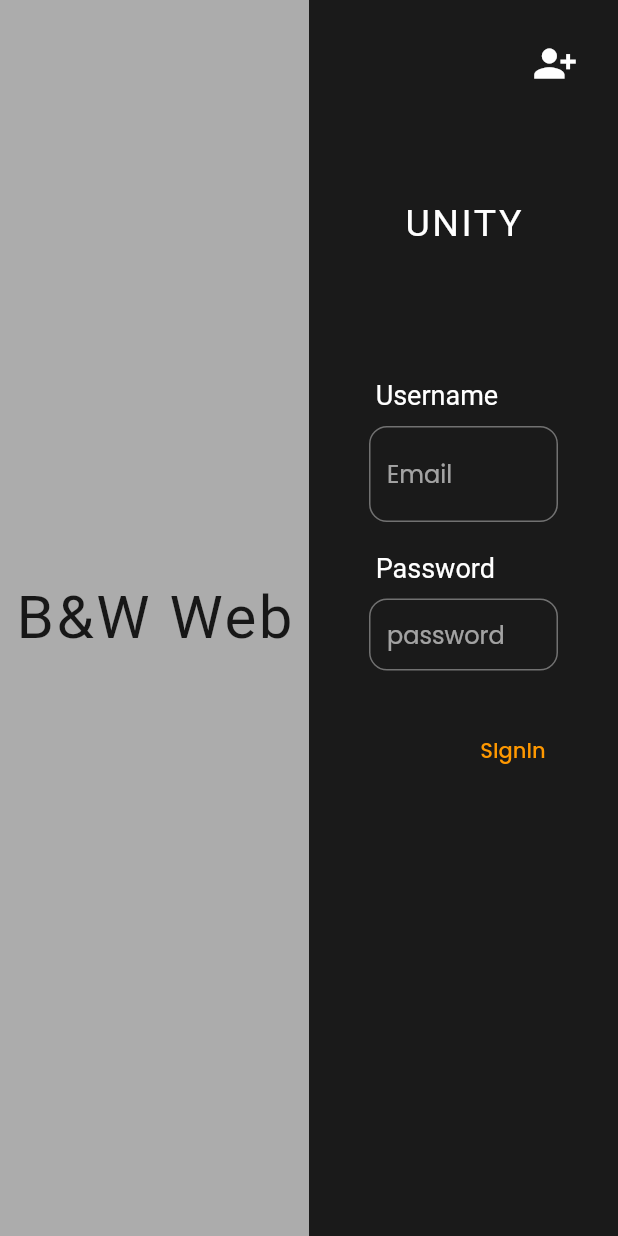
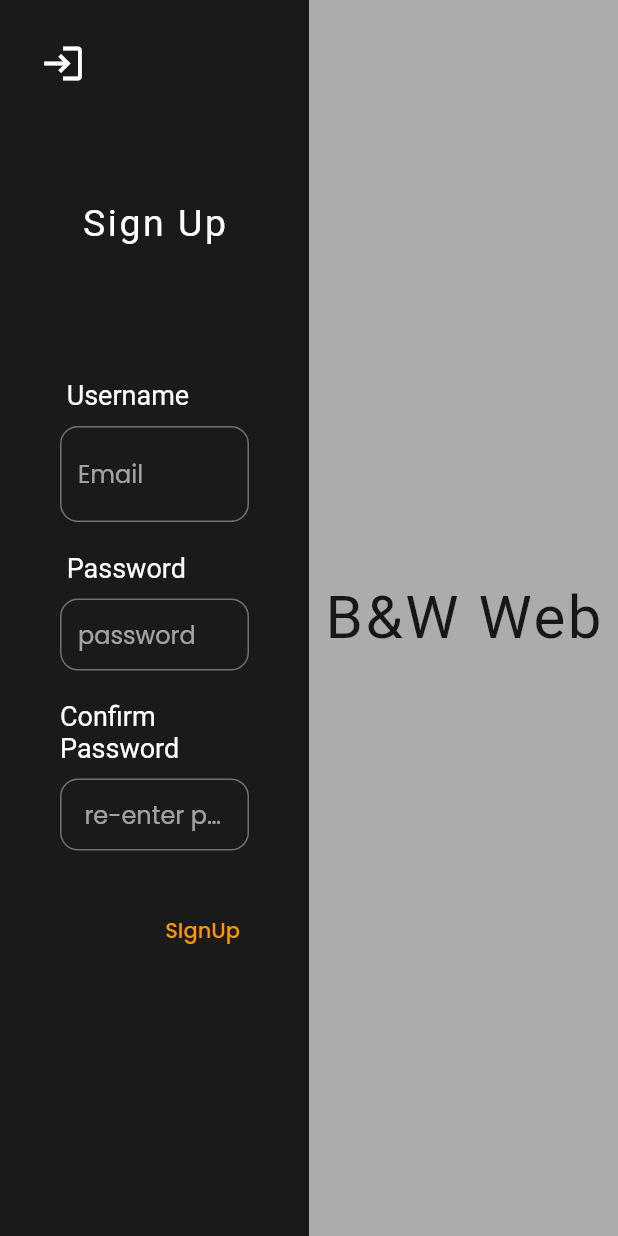
Before and after one commit to ParthBadkul/flutterWebsite, a Flutter app: the screen it shows after launch, after a tap on the "person add alt 1" icon, on a phone screen of 412 x 824 dp. Run offline on Flutter 3.47's test engine with Material 2 defaults, Android fonts, the phone set to English and light mode, and no system bars; drawn by our look-alikes of flutter_animate; our stand-ins replace firebase_auth, firebase_core, google_fonts; accounts and stored records are empty; Roboto replaces fonts that are missing (Battambang, Buenard).

Commit message:
added Signup option

```diff
--- a/lib/main.dart
+++ b/lib/main.dart
@@ -4,7 +4,7 @@ import 'package:firebase_auth/firebase_auth.dart';
 import 'package:webapp/firebase_options.dart';
 // import 'package:webapp/screens/Homepage.dart';
 import 'package:google_fonts/google_fonts.dart';
-import 'package:webapp/screens/Homepage.dart';
+import 'package:webapp/pages/Homepage.dart';
 import 'package:webapp/screens/auth_page.dart';
 
 Future<void> main() async {
--- a/lib/screens/Homepage.dart
+++ b/lib/pages/Homepage.dart
@@ -2,10 +2,12 @@ import 'dart:math';
 
 import 'package:firebase_auth/firebase_auth.dart';
 import 'package:flutter/material.dart';
+import 'package:flutter_animate/flutter_animate.dart';
 import 'package:google_fonts/google_fonts.dart';
 
 class HomePage extends StatefulWidget {
-  HomePage({super.key});
+  HomePage({super.key, required this.pa});
+  final Function()? pa;
 
   @override
   State<HomePage> createState() => _HomePageState();
@@ -74,7 +76,7 @@ class _HomePageState extends State<HomePage> {
                           Padding(
                             padding: EdgeInsets.all(18),
                             child: IconButton(
-                              onPressed: () {},
+                              onPressed: widget.pa,
                               icon: Icon(
                                 Icons.person_add_alt_1,
                                 size: 30,
@@ -177,6 +179,6 @@ class _HomePageState extends State<HomePage> {
           ]))
         ],
       ),
-    );
+    ).animate().blurXY(begin: 100, end: 0, delay: Duration(milliseconds: 100));
   }
 }
--- /dev/null
+++ b/lib/pages/register_page.dart
@@ -0,0 +1,216 @@
+import 'package:firebase_auth/firebase_auth.dart';
+import 'package:flutter/material.dart';
+import 'package:flutter_animate/flutter_animate.dart';
+import 'package:google_fonts/google_fonts.dart';
+
+class RegisterPage extends StatefulWidget {
+  const RegisterPage({super.key, required this.pa});
+  final Function()? pa;
+
+  @override
+  State<RegisterPage> createState() => _RegisterPageState();
+}
+
+class _RegisterPageState extends State<RegisterPage> {
+  var emailCOntroller = TextEditingController();
+  var passwordCOntroller = TextEditingController();
+  var re_passController = TextEditingController();
+  void wrong(String p) {
+    showDialog(
+      context: context,
+      builder: (context) {
+        return AlertDialog(
+          title: Text(p),
+        );
+      },
+    );
+  }
+
+  void signUp() {
+    if (passwordCOntroller.text == re_passController.text) {
+      try {
+        FirebaseAuth.instance.createUserWithEmailAndPassword(
+            email: emailCOntroller.text, password: passwordCOntroller.text);
+      } on FirebaseAuthException catch (e) {
+        String p = e.code;
+        return wrong(p);
+      }
+    } else {
+      String p = 'Passwords Doesnt Match';
+      return wrong(p);
+    }
+  }
+
+  @override
+  @override
+  Widget build(BuildContext context) {
+    return Scaffold(
+      body: CustomScrollView(
+        slivers: [
+          SliverList(
+            delegate: SliverChildListDelegate(
+              [
+                Row(
+                  children: [
+                    Container(
+                      width: MediaQuery.of(context).size.width / 2,
+                      height: MediaQuery.of(context).size.height,
+                      color: Colors.black45,
+                      child: Column(
+                        crossAxisAlignment: CrossAxisAlignment.start,
+                        children: [
+                          Row(
+                            mainAxisAlignment: MainAxisAlignment.start,
+                            children: [
+                              Padding(
+                                padding: EdgeInsets.all(18),
+                                child: IconButton(
+                                  onPressed: widget.pa,
+                                  icon: Icon(
+                                    Icons.login,
+                                    size: 30,
+                                  ),
+                                ),
+                              ),
+                            ],
+                          ),
+                          SizedBox(
+                            height: 50,
+                          ),
+                          Center(
+                            child: Text(
+                              'Sign Up',
+                              style: GoogleFonts.battambang(
+                                  color: Colors.white,
+                                  fontSize: 25,
+                                  letterSpacing: 1.7),
+                            ),
+                          ),
+                          SizedBox(
+                            height: 90,
+                          ),
+                          Padding(
+                            padding: EdgeInsets.symmetric(horizontal: 40),
+                            child: Column(
+                              crossAxisAlignment: CrossAxisAlignment.start,
+                              children: [
+                                Text(
+                                  ' Username',
+                                  style: GoogleFonts.anekKannada(
+                                    color: Colors.white,
+                                    fontSize: 18,
+                                  ),
+                                ),
+                                const SizedBox(
+                                  height: 10,
+                                ),
+                                TextField(
+                                  controller: emailCOntroller,
+                                  style: const TextStyle(
+                                    color: Colors.white,
+                                  ),
+                                  decoration: InputDecoration(
+                                    border: OutlineInputBorder(
+                                        borderRadius: BorderRadius.circular(12),
+                                        gapPadding: 12),
+                                    hintText: "Email",
+                                  ),
+                                ),
+                                SizedBox(
+                                  height: 20,
+                                ),
+                                Text(
+                                  ' Password',
+                                  style: GoogleFonts.anekKannada(
+                                    color: Colors.white,
+                                    fontSize: 18,
+                                  ),
+                                ),
+                                const SizedBox(
+                                  height: 10,
+                                ),
+                                TextField(
+                                  controller: passwordCOntroller,
+                                  style: const TextStyle(
+                                    color: Colors.white,
+                                  ),
+                                  obscureText: true,
+                                  decoration: InputDecoration(
+                                      border: OutlineInputBorder(
+                                          borderRadius:
+                                              BorderRadius.circular(12),
+                                          gapPadding: 0),
+                                      hintText: "password",
+                                      contentPadding: EdgeInsets.all(12)),
+                                ),
+                                const SizedBox(
+                                  height: 20,
+                                ),
+                                Text(
+                                  'Confirm Password',
+                                  style: GoogleFonts.anekKannada(
+                                    color: Colors.white,
+                                    fontSize: 18,
+                                  ),
+                                ),
+                                const SizedBox(
+                                  height: 10,
+                                ),
+                                TextField(
+                                  controller: re_passController,
+                                  style: const TextStyle(
+                                    color: Colors.white,
+                                  ),
+                                  obscureText: true,
+                                  decoration: InputDecoration(
+                                      border: OutlineInputBorder(
+                                          borderRadius:
+                                              BorderRadius.circular(12),
+                                          gapPadding: 0),
+                                      hintText: " re-enter password",
+                                      contentPadding: EdgeInsets.all(12)),
+                                )
+                              ],
+                            ),
+                          ),
+                          SizedBox(
+                            height: 30,
+                          ),
+                          Padding(
+                            padding:
+                                const EdgeInsets.symmetric(horizontal: 38.0),
+                            child: Row(
+                              mainAxisAlignment: MainAxisAlignment.end,
+                              children: [
+                                TextButton(
+                                  onPressed: signUp,
+                                  child: Text('SIgnUp'),
+                                )
+                              ],
+                            ),
+                          )
+                        ],
+                      ),
+                    ),
+                    Container(
+                      width: MediaQuery.of(context).size.width / 2,
+                      color: Colors.white60,
+                      height: MediaQuery.of(context).size.height,
+                      child: Center(
+                        child: Text(
+                          'B&W Web',
+                          style: GoogleFonts.buenard(
+                              fontSize: 40, letterSpacing: 1.7),
+                        ),
+                      ),
+                    ),
+                  ],
+                )
+              ],
+            ),
+          )
+        ],
+      ),
+    ).animate().blurXY(begin: 100, end: 0, delay: Duration(milliseconds: 100));
+  }
+}
--- a/lib/screens/auth_page.dart
+++ b/lib/screens/auth_page.dart
@@ -1,7 +1,8 @@
 import 'package:firebase_auth/firebase_auth.dart';
 import 'package:flutter/material.dart';
-import 'package:webapp/screens/Homepage.dart';
-import 'package:webapp/screens/loggedin.dart';
+import 'package:webapp/pages/Homepage.dart';
+import 'package:webapp/pages/loggedin.dart';
+import 'package:webapp/screens/register_and_login.dart';
 
 class AuthPage extends StatelessWidget {
   const AuthPage({super.key});
@@ -16,7 +17,7 @@ class AuthPage extends StatelessWidget {
           if (snapshot.hasData) {
             return LoggedIn();
           } else {
-            return HomePage();
+            return Login_Register();
           }
 
           // user not logged in
--- /dev/null
+++ b/lib/screens/register_and_login.dart
@@ -0,0 +1,30 @@
+import 'package:flutter/material.dart';
+import 'package:webapp/pages/Homepage.dart';
+import 'package:webapp/pages/register_page.dart';
+
+class Login_Register extends StatefulWidget {
+  Login_Register({super.key});
+
+  @override
+  State<Login_Register> createState() => _Login_RegisterState();
+}
+
+class _Login_RegisterState extends State<Login_Register> {
+  bool showLogin = true;
+  void toggleScreen() {
+    setState(() {
+      showLogin = !showLogin;
+    });
+  }
+
+  @override
+  Widget build(BuildContext context) {
+    if (showLogin == true) {
+      return HomePage(
+        pa: toggleScreen,
+      );
+    } else {
+      return RegisterPage(pa: toggleScreen);
+    }
+  }
+}
--- a/pubspec.yaml
+++ b/pubspec.yaml
@@ -38,6 +38,7 @@ dependencies:
   firebase_core: ^2.9.0
   firebase_auth: ^4.4.1
   google_fonts: ^4.0.3
+  flutter_animate: ^4.1.1+1
 
 dev_dependencies:
   flutter_test:
```
Also changed, not shown: lib/pages/loggedin.dart (renamed from lib/screens/loggedin.dart), pubspec.lock.
